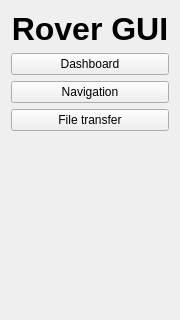
The window that rover_gui/ui/ui/SideBar.ui (robotique-udes/rover) describes before a commit, drawn with Qt 5; both pictures show x 0 to 180 and y 0 to 320 of the 180 by 794 pixel window.
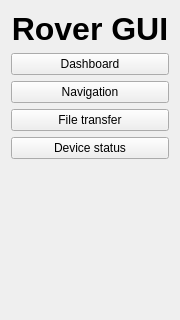
The same window after the commit.

Commit message: Adding window to sidebar

```diff
--- a/rover_gui/ui/ui/SideBar.ui
+++ b/rover_gui/ui/ui/SideBar.ui
@@ -66,6 +66,13 @@
        </property>
       </widget>
      </item>
+     <item>
+      <widget class="QPushButton" name="pb_deviceStatus">
+       <property name="text">
+        <string>Device status</string>
+       </property>
+      </widget>
+     </item>
      <item>
       <spacer name="verticalSpacer">
        <property name="orientation">
```
The commit also changes 7 other files.
